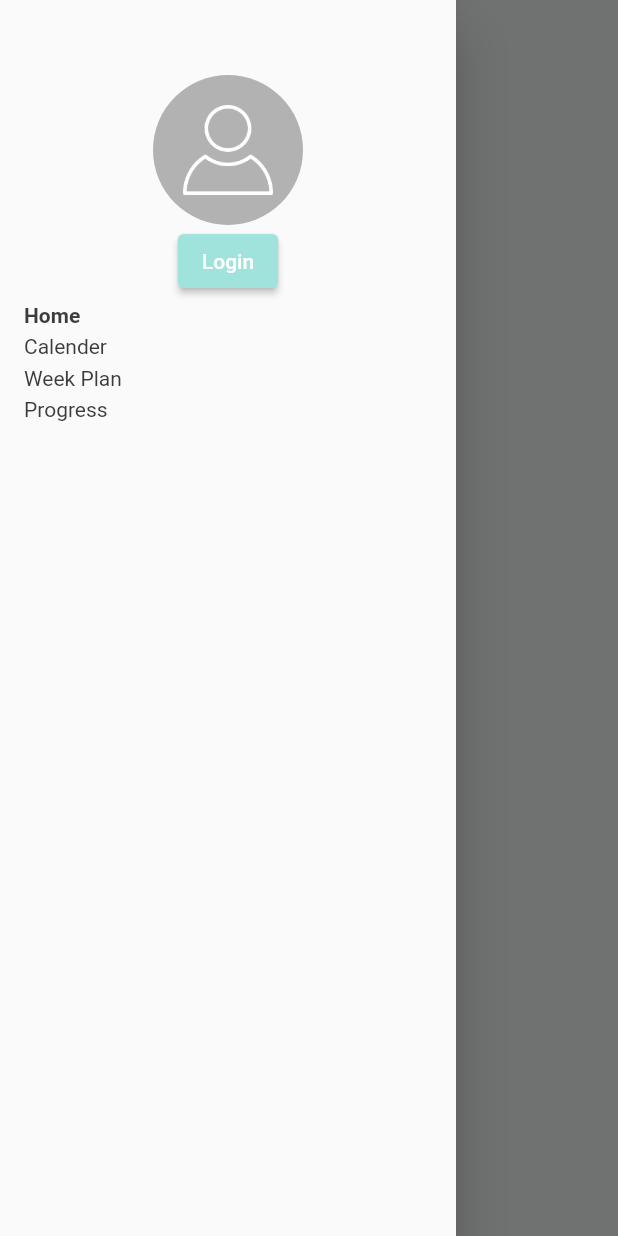
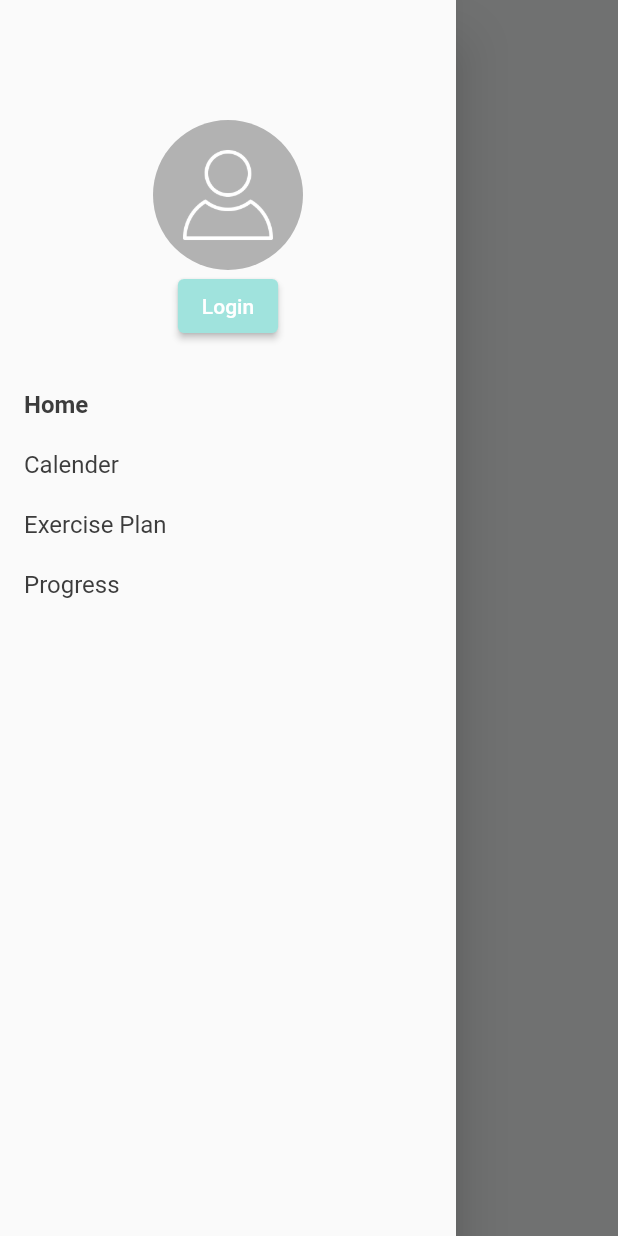
Before and after one commit to lemonfrance/fitness_mobile_app, a Flutter app: the screen it shows after launch, with the side drawer open, on a phone screen of 412 x 824 dp. Run offline on Flutter 3.47's test engine with Material 2 defaults, Android fonts, the light colour scheme and no system bars; Roboto replaces fonts that are missing (Sohne-Buch).

Commit message:
navigation working

```diff
--- a/lib/components/drawer.dart
+++ b/lib/components/drawer.dart
@@ -1,10 +1,24 @@
 import 'package:flutter/cupertino.dart';
 import 'package:flutter/material.dart';
+import 'package:wearable_intelligence/pages/calender.dart';
+import 'package:wearable_intelligence/pages/vitals.dart';
+import 'package:wearable_intelligence/pages/weekPlan.dart';
 import 'package:wearable_intelligence/styles.dart';
+
+import '../main.dart';
 
 // Eventually I would like it if this showed the user profile in the nav bar as well.
 class AppDrawer extends StatelessWidget {
   static String pageName;
+  final ButtonStyle buttonStyle = ElevatedButton.styleFrom(
+    padding: EdgeInsets.only(left: 16, right: 16),
+    shape: const BeveledRectangleBorder(borderRadius: BorderRadius.all(Radius.circular(0))),
+    primary: Colors.red,
+    onPrimary: Colors.black,
+    onSurface: Colors.transparent,
+    shadowColor: Colors.transparent,
+    elevation: 0,
+  );
 
   AppDrawer(String page) {
     pageName = page;
@@ -14,16 +28,14 @@ class AppDrawer extends StatelessWidget {
   Widget build(BuildContext context) {
     return Drawer(
       child: Padding(
-        padding: EdgeInsets.only(left: 16, top: 50, right: 16, bottom: 100),
+        padding: EdgeInsets.only(top: 80),
         child: Column(
-          crossAxisAlignment: CrossAxisAlignment.start,
-          children: [
+          children: <Widget>[
             Container(
               alignment: Alignment.center,
               child: Container(
                 width: 100,
                 height: 100,
-                padding: EdgeInsets.only(bottom: 16),
                 decoration: BoxDecoration(
                   shape: BoxShape.circle,
                   image: DecorationImage(
@@ -44,21 +56,88 @@ class AppDrawer extends StatelessWidget {
                 ),
               ),
             ),
-            Text(
-              "Home",
-              style: TextStyle(fontWeight: (pageName == "Home") ? FontWeight.bold : FontWeight.normal),
+            SizedBox(
+              height: 20,
             ),
-            Text(
-              "Calender",
-              style: TextStyle(fontWeight: (pageName == "Calender") ? FontWeight.bold : FontWeight.normal),
+            Container(
+              height: 40,
+              padding: EdgeInsets.only(left: 16),
+              child: InkWell(
+                onTap: () {
+                  Navigator.push(
+                    context,
+                    MaterialPageRoute(builder: (context) => MyHomePage(title: 'Wearable Intelligence')),
+                  );
+                },
+                child: Align(
+                  alignment: Alignment.centerLeft,
+                  child: Text(
+                    "Home",
+                    style: TextStyle(fontWeight: (pageName == "Home") ? FontWeight.bold : FontWeight.normal, fontSize: 16),
+                  ),
+                ),
+                // style: buttonStyle,
+              ),
             ),
-            Text(
-              "Week Plan",
-              style: TextStyle(fontWeight: (pageName == "Week Plan") ? FontWeight.bold : FontWeight.normal),
+            Container(
+              height: 40,
+              padding: EdgeInsets.only(left: 16),
+              child: InkWell(
+                onTap: () {
+                  Navigator.push(
+                    context,
+                    MaterialPageRoute(builder: (context) => Calender(title: 'Calender')),
+                  );
+                },
+                child: Align(
+                  alignment: Alignment.centerLeft,
+                  child: Text(
+                    "Calender",
+                    style: TextStyle(fontWeight: (pageName == "Calender") ? FontWeight.bold : FontWeight.normal, fontSize: 16),
+                  ),
+                ),
+                // style: buttonStyle,
+              ),
             ),
-            Text(
-              "Progress",
-              style: TextStyle(fontWeight: (pageName == "Progress") ? FontWeight.bold : FontWeight.normal),
+            Container(
+              height: 40,
+              padding: EdgeInsets.only(left: 16),
+              child: InkWell(
+                onTap: () {
+                  Navigator.push(
+                    context,
+                    MaterialPageRoute(builder: (context) => ExercisePlan(title: 'ExercisePlan')),
+                  );
+                },
+                child: Align(
+                  alignment: Alignment.centerLeft,
+                  child: Text(
+                    "Exercise Plan",
+                    style: TextStyle(fontWeight: (pageName == "Exercise Plan") ? FontWeight.bold : FontWeight.normal, fontSize: 16),
+                  ),
+                ),
+                // style: buttonStyle,
+              ),
+            ),
+            Container(
+              height: 40,
+              padding: EdgeInsets.only(left: 16),
+              child: InkWell(
+                onTap: () {
+                  Navigator.push(
+                    context,
+                    MaterialPageRoute(builder: (context) => Vitals(title: 'Vitals')),
+                  );
+                },
+                child: Align(
+                  alignment: Alignment.centerLeft,
+                  child: Text(
+                    "Progress",
+                    style: TextStyle(fontWeight: (pageName == "Progress") ? FontWeight.bold : FontWeight.normal, fontSize: 16),
+                  ),
+                ),
+                //style: buttonStyle,
+              ),
             ),
           ],
         ),
```
Also changed, not shown: lib/pages/calender.dart (+38 -0 lines), lib/pages/vitals.dart (+38 -0 lines), lib/pages/weekPlan.dart (+78 -0 lines), lib/pages/homeScreen.dart (deleted).
